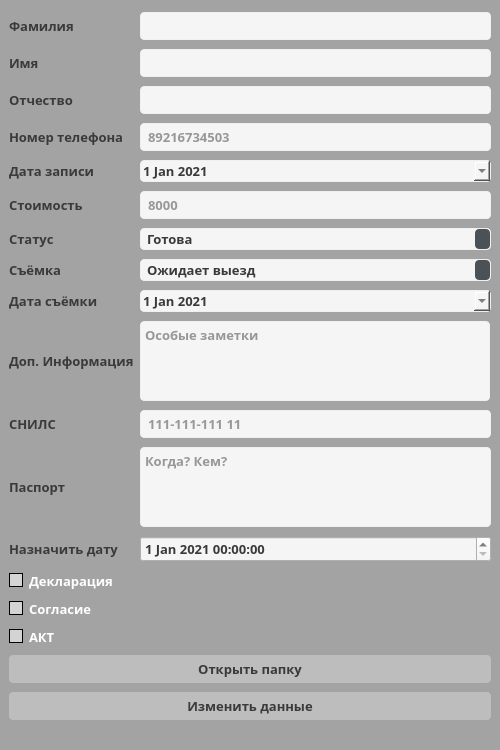
First picture: the form in ui/viewSelectFormUi.ui, repository JavelinSx/kadastr, before the edit.
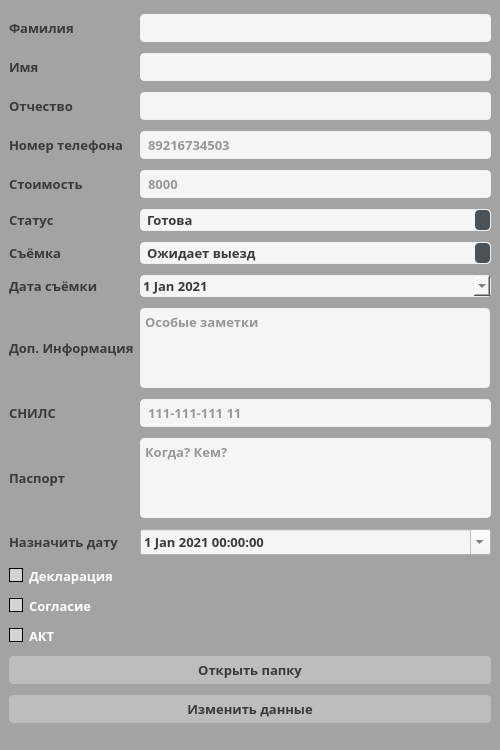
Second picture: the form after the edit. Icons and pictures are not drawn.

What changed in the file:
```diff
--- a/ui/viewSelectFormUi.ui
+++ b/ui/viewSelectFormUi.ui
@@ -804,162 +804,6 @@
     </font>
    </property>
    <layout class="QGridLayout" name="gridLayout">
-    <item row="20" column="0">
-     <widget class="QLabel" name="labelDataWork">
-      <property name="font">
-       <font>
-        <family>Kartika</family>
-        <pointsize>10</pointsize>
-        <weight>75</weight>
-        <bold>true</bold>
-       </font>
-      </property>
-      <property name="text">
-       <string>Дата съёмки</string>
-      </property>
-     </widget>
-    </item>
-    <item row="18" column="1">
-     <widget class="QComboBox" name="comboBoxWork">
-      <property name="font">
-       <font>
-        <family>Kartika</family>
-        <pointsize>10</pointsize>
-        <weight>75</weight>
-        <bold>true</bold>
-       </font>
-      </property>
-      <item>
-       <property name="text">
-        <string>Ожидает выезд</string>
-       </property>
-      </item>
-      <item>
-       <property name="text">
-        <string>В обработке</string>
-       </property>
-      </item>
-      <item>
-       <property name="text">
-        <string>Готова</string>
-       </property>
-      </item>
-     </widget>
-    </item>
-    <item row="29" column="0">
-     <widget class="QCheckBox" name="checkBoxDeclaration">
-      <property name="font">
-       <font>
-        <family>Kartika</family>
-        <pointsize>10</pointsize>
-        <weight>75</weight>
-        <bold>true</bold>
-       </font>
-      </property>
-      <property name="text">
-       <string>Декларация</string>
-      </property>
-     </widget>
-    </item>
-    <item row="30" column="0">
-     <widget class="QCheckBox" name="checkBoxConsent">
-      <property name="font">
-       <font>
-        <family>Kartika</family>
-        <pointsize>10</pointsize>
-        <weight>75</weight>
-        <bold>true</bold>
-       </font>
-      </property>
-      <property name="text">
-       <string>Согласие</string>
-      </property>
-     </widget>
-    </item>
-    <item row="31" column="0">
-     <widget class="QCheckBox" name="checkBoxAct">
-      <property name="font">
-       <font>
-        <family>Kartika</family>
-        <pointsize>10</pointsize>
-        <weight>75</weight>
-        <bold>true</bold>
-       </font>
-      </property>
-      <property name="text">
-       <string>АКТ</string>
-      </property>
-     </widget>
-    </item>
-    <item row="6" column="0">
-     <widget class="QLabel" name="labelName">
-      <property name="font">
-       <font>
-        <family>Kartika</family>
-        <pointsize>10</pointsize>
-        <weight>75</weight>
-        <bold>true</bold>
-       </font>
-      </property>
-      <property name="text">
-       <string>Имя</string>
-      </property>
-     </widget>
-    </item>
-    <item row="4" column="0">
-     <widget class="QLabel" name="labelSurname">
-      <property name="font">
-       <font>
-        <family>Kartika</family>
-        <pointsize>10</pointsize>
-        <weight>75</weight>
-        <bold>true</bold>
-       </font>
-      </property>
-      <property name="text">
-       <string>Фамилия</string>
-      </property>
-     </widget>
-    </item>
-    <item row="14" column="1">
-     <widget class="QLineEdit" name="lineEditPrice">
-      <property name="font">
-       <font>
-        <family>Kartika</family>
-        <pointsize>10</pointsize>
-        <weight>75</weight>
-        <bold>true</bold>
-       </font>
-      </property>
-      <property name="placeholderText">
-       <string>8000</string>
-      </property>
-     </widget>
-    </item>
-    <item row="6" column="1">
-     <widget class="QLineEdit" name="lineEditName">
-      <property name="font">
-       <font>
-        <family>Kartika</family>
-        <pointsize>10</pointsize>
-        <weight>75</weight>
-        <bold>true</bold>
-       </font>
-      </property>
-     </widget>
-    </item>
-    <item row="8" column="1">
-     <widget class="QLineEdit" name="lineEditMiddleName">
-      <property name="font">
-       <font>
-        <family>Kartika</family>
-        <pointsize>10</pointsize>
-        <weight>75</weight>
-        <bold>true</bold>
-       </font>
-      </property>
-     </widget>
-    </item>
     <item row="4" column="1">
      <widget class="QLineEdit" name="lineEditSurname">
       <property name="font">
@@ -972,6 +816,18 @@
       </property>
      </widget>
     </item>
+    <item row="8" column="1">
+     <widget class="QLineEdit" name="lineEditMiddleName">
+      <property name="font">
+       <font>
+        <family>Kartika</family>
+        <pointsize>10</pointsize>
+        <weight>75</weight>
+        <bold>true</bold>
+       </font>
+      </property>
+     </widget>
+    </item>
     <item row="8" column="0">
      <widget class="QLabel" name="labelMiddleName">
       <property name="font">
@@ -987,8 +843,8 @@
       </property>
      </widget>
     </item>
-    <item row="24" column="0">
-     <widget class="QLabel" name="labelSnils">
+    <item row="6" column="1">
+     <widget class="QLineEdit" name="lineEditName">
       <property name="font">
        <font>
         <family>Kartika</family>
@@ -997,13 +853,10 @@
         <bold>true</bold>
        </font>
       </property>
-      <property name="text">
-       <string>СНИЛС</string>
-      </property>
      </widget>
     </item>
-    <item row="14" column="0">
-     <widget class="QLabel" name="labelPrice">
+    <item row="4" column="0">
+     <widget class="QLabel" name="labelSurname">
       <property name="font">
        <font>
         <family>Kartika</family>
@@ -1013,60 +866,12 @@
        </font>
       </property>
       <property name="text">
-       <string>Стоимость</string>
+       <string>Фамилия</string>
       </property>
      </widget>
     </item>
-    <item row="22" column="0">
-     <widget class="QLabel" name="labelInfo">
-      <property name="font">
-       <font>
-        <family>Kartika</family>
-        <pointsize>10</pointsize>
-        <weight>75</weight>
-        <bold>true</bold>
-       </font>
-      </property>
-      <property name="text">
-       <string>Доп. Информация</string>
-      </property>
-     </widget>
-    </item>
-    <item row="10" column="0">
-     <widget class="QLabel" name="labelTelefone">
-      <property name="font">
-       <font>
-        <family>Kartika</family>
-        <pointsize>10</pointsize>
-        <weight>75</weight>
-        <bold>true</bold>
-       </font>
-      </property>
-      <property name="text">
-       <string>Номер телефона</string>
-      </property>
-     </widget>
-    </item>
-    <item row="25" column="1">
-     <widget class="QTextEdit" name="textEditPassport">
-      <property name="sizePolicy">
-       <sizepolicy hsizetype="Fixed" vsizetype="Fixed">
-        <horstretch>0</horstretch>
-        <verstretch>0</verstretch>
-       </sizepolicy>
-      </property>
-      <property name="minimumSize">
-       <size>
-        <width>350</width>
-        <height>80</height>
-       </size>
-      </property>
-      <property name="maximumSize">
-       <size>
-        <width>355</width>
-        <height>80</height>
-       </size>
-      </property>
+    <item row="13" column="1">
+     <widget class="QLineEdit" name="lineEditPrice">
       <property name="font">
        <font>
         <family>Kartika</family>
@@ -1076,7 +881,7 @@
        </font>
       </property>
       <property name="placeholderText">
-       <string>Когда? Кем? </string>
+       <string>8000</string>
       </property>
      </widget>
     </item>
@@ -1095,8 +900,26 @@
       </property>
      </widget>
     </item>
-    <item row="12" column="1">
-     <widget class="QDateEdit" name="dateEditDate">
+    <item row="24" column="1">
+     <widget class="QTextEdit" name="textEditPassport">
+      <property name="sizePolicy">
+       <sizepolicy hsizetype="Fixed" vsizetype="Fixed">
+        <horstretch>0</horstretch>
+        <verstretch>0</verstretch>
+       </sizepolicy>
+      </property>
+      <property name="minimumSize">
+       <size>
+        <width>350</width>
+        <height>80</height>
+       </size>
+      </property>
+      <property name="maximumSize">
+       <size>
+        <width>355</width>
+        <height>80</height>
+       </size>
+      </property>
       <property name="font">
        <font>
         <family>Kartika</family>
@@ -1105,19 +928,12 @@
         <bold>true</bold>
        </font>
       </property>
-      <property name="calendarPopup">
-       <bool>true</bool>
-      </property>
-      <property name="date">
-       <date>
-        <year>2021</year>
-        <month>1</month>
-        <day>1</day>
-       </date>
+      <property name="placeholderText">
+       <string>Когда? Кем? </string>
       </property>
      </widget>
     </item>
-    <item row="20" column="1">
+    <item row="19" column="1">
      <widget class="QDateEdit" name="dateEditDataWork">
       <property name="font">
        <font>
@@ -1139,7 +955,169 @@
       </property>
      </widget>
     </item>
-    <item row="16" column="1">
+    <item row="10" column="0">
+     <widget class="QLabel" name="labelTelefone">
+      <property name="font">
+       <font>
+        <family>Kartika</family>
+        <pointsize>10</pointsize>
+        <weight>75</weight>
+        <bold>true</bold>
+       </font>
+      </property>
+      <property name="text">
+       <string>Номер телефона</string>
+      </property>
+     </widget>
+    </item>
+    <item row="21" column="0">
+     <widget class="QLabel" name="labelInfo">
+      <property name="font">
+       <font>
+        <family>Kartika</family>
+        <pointsize>10</pointsize>
+        <weight>75</weight>
+        <bold>true</bold>
+       </font>
+      </property>
+      <property name="text">
+       <string>Доп. Информация</string>
+      </property>
+     </widget>
+    </item>
+    <item row="23" column="0">
+     <widget class="QLabel" name="labelSnils">
+      <property name="font">
+       <font>
+        <family>Kartika</family>
+        <pointsize>10</pointsize>
+        <weight>75</weight>
+        <bold>true</bold>
+       </font>
+      </property>
+      <property name="text">
+       <string>СНИЛС</string>
+      </property>
+     </widget>
+    </item>
+    <item row="13" column="0">
+     <widget class="QLabel" name="labelPrice">
+      <property name="font">
+       <font>
+        <family>Kartika</family>
+        <pointsize>10</pointsize>
+        <weight>75</weight>
+        <bold>true</bold>
+       </font>
+      </property>
+      <property name="text">
+       <string>Стоимость</string>
+      </property>
+     </widget>
+    </item>
+    <item row="30" column="0">
+     <widget class="QCheckBox" name="checkBoxAct">
+      <property name="font">
+       <font>
+        <family>Kartika</family>
+        <pointsize>10</pointsize>
+        <weight>75</weight>
+        <bold>true</bold>
+       </font>
+      </property>
+      <property name="text">
+       <string>АКТ</string>
+      </property>
+     </widget>
+    </item>
+    <item row="29" column="0">
+     <widget class="QCheckBox" name="checkBoxConsent">
+      <property name="font">
+       <font>
+        <family>Kartika</family>
+        <pointsize>10</pointsize>
+        <weight>75</weight>
+        <bold>true</bold>
+       </font>
+      </property>
+      <property name="text">
+       <string>Согласие</string>
+      </property>
+     </widget>
+    </item>
+    <item row="6" column="0">
+     <widget class="QLabel" name="labelName">
+      <property name="font">
+       <font>
+        <family>Kartika</family>
+        <pointsize>10</pointsize>
+        <weight>75</weight>
+        <bold>true</bold>
+       </font>
+      </property>
+      <property name="text">
+       <string>Имя</string>
+      </property>
+     </widget>
+    </item>
+    <item row="17" column="1">
+     <widget class="QComboBox" name="comboBoxWork">
+      <property name="font">
+       <font>
+        <family>Kartika</family>
+        <pointsize>10</pointsize>
+        <weight>75</weight>
+        <bold>true</bold>
+       </font>
+      </property>
+      <item>
+       <property name="text">
+        <string>Ожидает выезд</string>
+       </property>
+      </item>
+      <item>
+       <property name="text">
+        <string>В обработке</string>
+       </property>
+      </item>
+      <item>
+       <property name="text">
+        <string>Готова</string>
+       </property>
+      </item>
+     </widget>
+    </item>
+    <item row="28" column="0">
+     <widget class="QCheckBox" name="checkBoxDeclaration">
+      <property name="font">
+       <font>
+        <family>Kartika</family>
+        <pointsize>10</pointsize>
+        <weight>75</weight>
+        <bold>true</bold>
+       </font>
+      </property>
+      <property name="text">
+       <string>Декларация</string>
+      </property>
+     </widget>
+    </item>
+    <item row="19" column="0">
+     <widget class="QLabel" name="labelDataWork">
+      <property name="font">
+       <font>
+        <family>Kartika</family>
+        <pointsize>10</pointsize>
+        <weight>75</weight>
+        <bold>true</bold>
+       </font>
+      </property>
+      <property name="text">
+       <string>Дата съёмки</string>
+      </property>
+     </widget>
+    </item>
+    <item row="15" column="1">
      <widget class="QComboBox" name="comboBoxStatus">
       <property name="font">
        <font>
@@ -1166,7 +1144,7 @@
       </item>
      </widget>
     </item>
-    <item row="24" column="1">
+    <item row="23" column="1">
      <widget class="QLineEdit" name="lineEditSnils">
       <property name="font">
        <font>
@@ -1187,67 +1165,7 @@
       </property>
      </widget>
     </item>
-    <item row="16" column="0">
-     <widget class="QLabel" name="labelStatus">
-      <property name="font">
-       <font>
-        <family>Kartika</family>
-        <pointsize>10</pointsize>
-        <weight>75</weight>
-        <bold>true</bold>
-       </font>
-      </property>
-      <property name="text">
-       <string>Статус</string>
-      </property>
-     </widget>
-    </item>
-    <item row="12" column="0">
-     <widget class="QLabel" name="labelDate">
-      <property name="font">
-       <font>
-        <family>Kartika</family>
-        <pointsize>10</pointsize>
-        <weight>75</weight>
-        <bold>true</bold>
-       </font>
-      </property>
-      <property name="text">
-       <string>Дата записи</string>
-      </property>
-     </widget>
-    </item>
-    <item row="25" column="0">
-     <widget class="QLabel" name="labelPassport">
-      <property name="font">
-       <font>
-        <family>Kartika</family>
-        <pointsize>10</pointsize>
-        <weight>75</weight>
-        <bold>true</bold>
-       </font>
-      </property>
-      <property name="text">
-       <string>Паспорт</string>
-      </property>
-     </widget>
-    </item>
-    <item row="18" column="0">
-     <widget class="QLabel" name="labelWork">
-      <property name="font">
-       <font>
-        <family>Kartika</family>
-        <pointsize>10</pointsize>
-        <weight>75</weight>
-        <bold>true</bold>
-       </font>
-      </property>
-      <property name="text">
-       <string>Съёмка</string>
-      </property>
-     </widget>
-    </item>
-    <item row="22" column="1">
+    <item row="21" column="1">
      <widget class="QTextEdit" name="textEditInfo">
       <property name="sizePolicy">
        <sizepolicy hsizetype="Fixed" vsizetype="Fixed">
@@ -1280,7 +1198,7 @@
       </property>
      </widget>
     </item>
-    <item row="32" column="0" colspan="2">
+    <item row="31" column="0" colspan="2">
      <widget class="QPushButton" name="pushButtonOpenFolder">
       <property name="enabled">
        <bool>true</bool>
@@ -1298,22 +1216,7 @@
       </property>
      </widget>
     </item>
-    <item row="34" column="0" colspan="2">
-     <widget class="QPushButton" name="pushButton">
-      <property name="font">
-       <font>
-        <family>Kartika</family>
-        <pointsize>10</pointsize>
-        <weight>75</weight>
-        <bold>true</bold>
-       </font>
-      </property>
-      <property name="text">
-       <string>Изменить данные</string>
-      </property>
-     </widget>
-    </item>
-    <item row="28" column="1">
+    <item row="27" column="1">
      <widget class="QDateTimeEdit" name="dateTimeEdit">
       <property name="font">
        <font>
@@ -1333,9 +1236,72 @@
         <day>1</day>
        </datetime>
       </property>
+      <property name="calendarPopup">
+       <bool>true</bool>
+      </property>
      </widget>
     </item>
-    <item row="28" column="0">
+    <item row="33" column="0" colspan="2">
+     <widget class="QPushButton" name="pushButton">
+      <property name="font">
+       <font>
+        <family>Kartika</family>
+        <pointsize>10</pointsize>
+        <weight>75</weight>
+        <bold>true</bold>
+       </font>
+      </property>
+      <property name="text">
+       <string>Изменить данные</string>
+      </property>
+     </widget>
+    </item>
+    <item row="24" column="0">
+     <widget class="QLabel" name="labelPassport">
+      <property name="font">
+       <font>
+        <family>Kartika</family>
+        <pointsize>10</pointsize>
+        <weight>75</weight>
+        <bold>true</bold>
+       </font>
+      </property>
+      <property name="text">
+       <string>Паспорт</string>
+      </property>
+     </widget>
+    </item>
+    <item row="15" column="0">
+     <widget class="QLabel" name="labelStatus">
+      <property name="font">
+       <font>
+        <family>Kartika</family>
+        <pointsize>10</pointsize>
+        <weight>75</weight>
+        <bold>true</bold>
+       </font>
+      </property>
+      <property name="text">
+       <string>Статус</string>
+      </property>
+     </widget>
+    </item>
+    <item row="17" column="0">
+     <widget class="QLabel" name="labelWork">
+      <property name="font">
+       <font>
+        <family>Kartika</family>
+        <pointsize>10</pointsize>
+        <weight>75</weight>
+        <bold>true</bold>
+       </font>
+      </property>
+      <property name="text">
+       <string>Съёмка</string>
+      </property>
+     </widget>
+    </item>
+    <item row="27" column="0">
      <widget class="QLabel" name="label">
       <property name="font">
        <font>
```
Left out of the diff: 1 changed line with no effect on the pictures.
